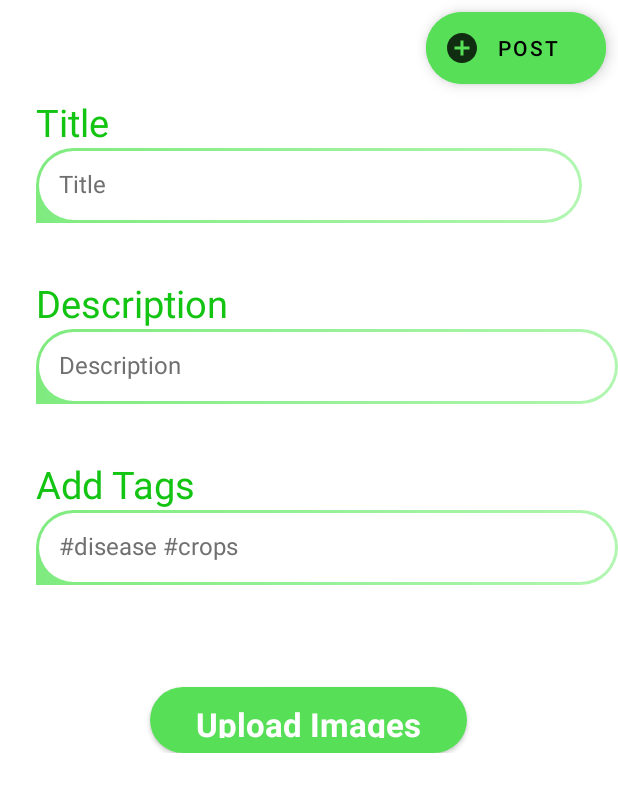
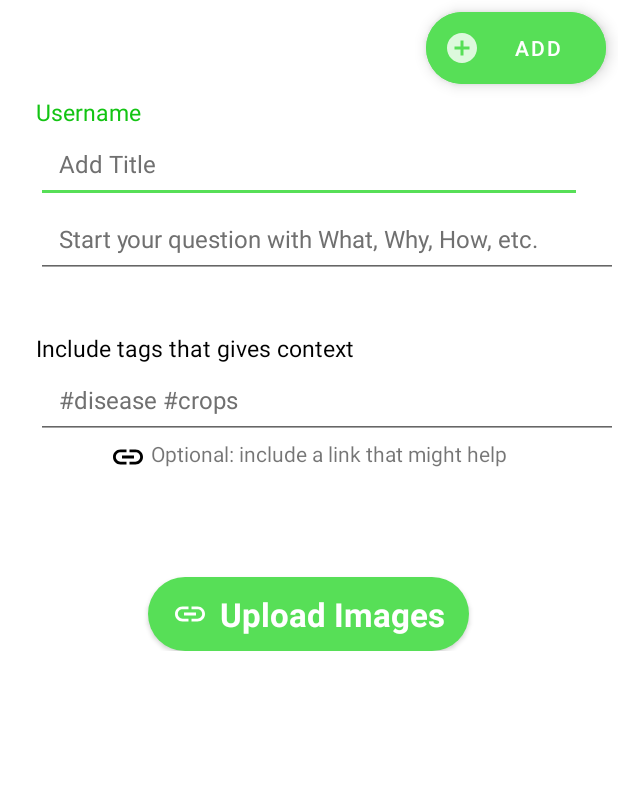
Before and after one commit to smritylavanya/AgroSight, an Android app: the PostQuestionActivity screen opened directly, with no data from a screen before it, on a phone screen of 412 x 824 dp. Shown: the top 792 px of the screen. Run offline under Robolectric (Android 15) with nearby library versions, the phone set to English and light mode, and no system bars.

Commit message:
Post questions Ui modified

```diff
--- /dev/null
+++ b/app/src/main/res/drawable/ic_insert_link_black_24dp.xml
@@ -0,0 +1,9 @@
+<vector xmlns:android="http://schemas.android.com/apk/res/android"
+        android:width="24dp"
+        android:height="24dp"
+        android:viewportWidth="24.0"
+        android:viewportHeight="24.0">
+    <path
+        android:fillColor="#FF000000"
+        android:pathData="M3.9,12c0,-1.71 1.39,-3.1 3.1,-3.1h4L11,7L7,7c-2.76,0 -5,2.24 -5,5s2.24,5 5,5h4v-1.9L7,15.1c-1.71,0 -3.1,-1.39 -3.1,-3.1zM8,13h8v-2L8,11v2zM17,7h-4v1.9h4c1.71,0 3.1,1.39 3.1,3.1s-1.39,3.1 -3.1,3.1h-4L13,17h4c2.76,0 5,-2.24 5,-5s-2.24,-5 -5,-5z"/>
+</vector>
--- a/app/src/main/res/layout/activity_post_question.xml
+++ b/app/src/main/res/layout/activity_post_question.xml
@@ -4,7 +4,8 @@
     xmlns:tools="http://schemas.android.com/tools"
     android:layout_width="match_parent"
     android:layout_height="match_parent"
-    tools:context=".PostQuestionActivity">
+    tools:context=".PostQuestionActivity"
+    >
     <ScrollView
         android:id="@+id/ScrollView01"
         android:layout_width="match_parent"
@@ -22,23 +23,26 @@
                 android:theme="@style/MyMaterialTheme"
                 android:layout_margin="8dp"
                 android:contentDescription="Add a question"
-                android:text="Post"
+                android:text="ADD"
+                android:textColor="#ffffff"
+                android:textAlignment="center"
                 android:backgroundTint="@color/colorAccent"
                 app:icon="@drawable/plus"
+                app:iconTint="#ffffff"
                 android:layout_gravity="top|right"/>
             <TextView
                 android:layout_width="match_parent"
                 android:layout_height="wrap_content"
-                android:id="@+id/titletext"
-                android:text="Title"
+                android:id="@+id/username"
+                android:text="Username"
                 android:textColor="#13C413"
-                android:textSize="25dp"
+                android:textSize="15dp"
                 android:layout_marginStart="24dp"
                 android:layout_marginLeft="24dp"
-
                 android:layout_marginEnd="24dp"
                 android:layout_marginRight="24dp"
                 />
+
             <EditText
                 android:id="@+id/title"
                 android:layout_width="match_parent"
@@ -47,9 +51,8 @@
                 android:layout_marginLeft="24dp"
                 android:layout_marginEnd="24dp"
                 android:layout_marginRight="24dp"
-                android:background="@drawable/edit_text_border"
                 android:drawablePadding="10dp"
-                android:hint="Title"
+                android:hint="Add Title"
                 android:inputType="text"
                 android:textSize="16sp"
                 android:padding="15dp"
@@ -60,29 +63,14 @@
                 app:layout_constraintStart_toStartOf="parent"
                 app:layout_constraintTop_toBottomOf="@+id/titletext"
                 app:layout_constraintVertical_bias="0.0" />
-            <TextView
-                android:layout_width="match_parent"
-                android:layout_height="wrap_content"
-                android:id="@+id/descriptiontext"
-                android:text="Description"
-                android:textColor="#13C413"
-                android:textSize="25dp"
-                android:layout_marginStart="24dp"
-                android:layout_marginLeft="24dp"
-                android:layout_marginTop="36dp"
-                android:layout_marginEnd="24dp"
-                android:layout_marginRight="24dp"
-                />
-
             <EditText
                 android:id="@+id/description"
                 android:layout_width="match_parent"
                 android:layout_height="50dp"
                 android:layout_marginStart="24dp"
                 android:layout_marginLeft="24dp"
-                android:background="@drawable/edit_text_border"
                 android:drawablePadding="10dp"
-                android:hint="Description"
+                android:hint="Start your question with What, Why, How, etc."
                 android:inputType="textMultiLine"
                 android:padding="15dp"
                 android:textColorHint="#707070"
@@ -98,23 +86,21 @@
                 android:layout_width="match_parent"
                 android:layout_height="wrap_content"
                 android:id="@+id/tagstext"
-                android:text="Add Tags"
-                android:textColor="#13C413"
-                android:textSize="25dp"
+                android:text="Include tags that gives context"
+                android:textColor="#000000"
+                android:textSize="15dp"
                 android:layout_marginStart="24dp"
                 android:layout_marginLeft="24dp"
                 android:layout_marginTop="36dp"
                 android:layout_marginEnd="24dp"
                 android:layout_marginRight="24dp"
                 />
-
             <EditText
                 android:id="@+id/tags"
                 android:layout_width="match_parent"
                 android:layout_height="50dp"
                 android:layout_marginStart="24dp"
                 android:layout_marginLeft="24dp"
-                android:background="@drawable/edit_text_border"
                 android:drawablePadding="10dp"
                 android:hint="#disease #crops"
                 android:inputType="textMultiLine"
@@ -128,13 +114,26 @@
                 app:layout_constraintTop_toBottomOf="@+id/tagstext"
                 app:layout_constraintVertical_bias="0.0"
                 />
+
+            <TextView
+                android:id="@+id/txtStatus"
+                android:layout_width="wrap_content"
+                android:layout_height="wrap_content"
+                android:layout_gravity="center"
+                android:drawableLeft="@drawable/ic_insert_link_black_24dp"
+                android:drawablePadding="3dp"
+                android:maxLines="1"
+                android:text="Optional: include a link that might help" />
+
             <Button
                 android:id="@+id/Uploadimage"
-                android:layout_width="211dp"
-                android:layout_height="44dp"
+                android:layout_width="wrap_content"
+                android:layout_height="wrap_content"
                 android:layout_marginTop="68dp"
                 android:background="@drawable/login_border"
+                android:drawableLeft="@drawable/ic_insert_link_black_24dp"
                 android:text="Upload Images"
+                android:drawableTint="#ffffff"
                 android:textAppearance="?android:attr/textAppearanceLarge"
                 android:textColor="#ffffffff"
                 android:textStyle="bold"
```
Also changed, not shown: app/src/main/res/drawable-mdpi/background.jpg (added).
